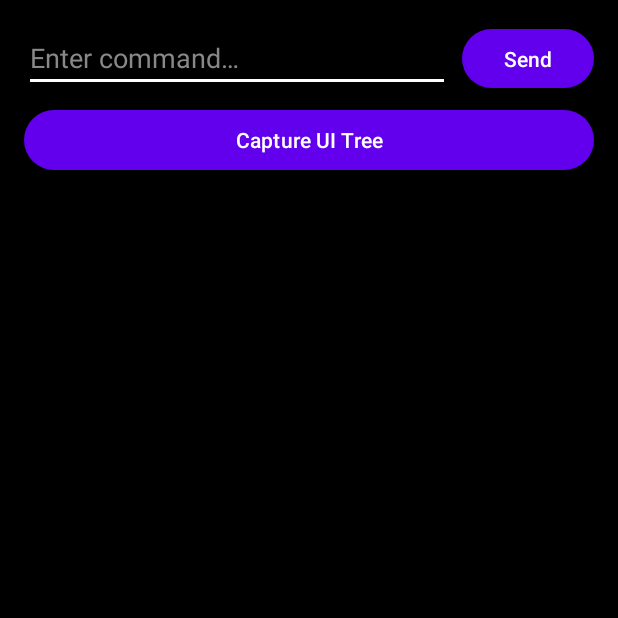
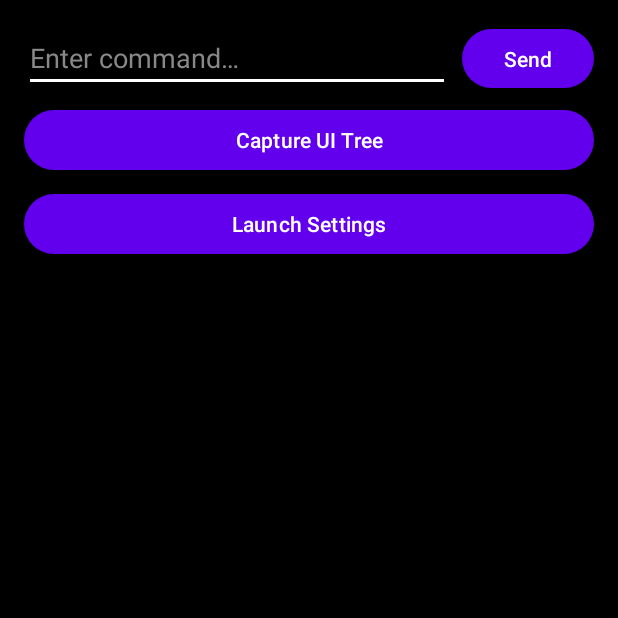
Before and after one commit to shekit/android-vox, an Android app: the screen it shows after launch (MainActivity), on a phone screen of 412 x 824 dp, the top half of it. Run offline under Robolectric (Android 15) with nearby library versions, the phone set to English and light mode, and no system bars.

Commit message:
P5.1: Launch app by package name
Added functionality to launch apps by package name using the accessibility service.
- Added launchApp() method to VoxAccessibilityService
- Added "Launch Settings" button to test UI
- Service can launch apps via PackageManager
- Verified Settings app launches successfully

Co-Authored-By: Claude Sonnet 4.5 <noreply@anthropic.com>

```diff
--- a/app/src/main/res/layout/activity_main.xml
+++ b/app/src/main/res/layout/activity_main.xml
@@ -41,11 +41,21 @@
         app:layout_constraintStart_toStartOf="parent"
         app:layout_constraintEnd_toEndOf="parent" />
 
+    <Button
+        android:id="@+id/buttonLaunchApp"
+        android:layout_width="0dp"
+        android:layout_height="wrap_content"
+        android:text="@string/button_launch_app"
+        android:layout_marginTop="8dp"
+        app:layout_constraintTop_toBottomOf="@id/buttonCapture"
+        app:layout_constraintStart_toStartOf="parent"
+        app:layout_constraintEnd_toEndOf="parent" />
+
     <ScrollView
         android:layout_width="0dp"
         android:layout_height="0dp"
         android:layout_marginTop="16dp"
-        app:layout_constraintTop_toBottomOf="@id/buttonCapture"
+        app:layout_constraintTop_toBottomOf="@id/buttonLaunchApp"
         app:layout_constraintBottom_toBottomOf="parent"
         app:layout_constraintStart_toStartOf="parent"
         app:layout_constraintEnd_toEndOf="parent">
--- a/app/src/main/res/values/strings.xml
+++ b/app/src/main/res/values/strings.xml
@@ -5,5 +5,6 @@
     <string name="hint_command">Enter command…</string>
     <string name="button_send">Send</string>
     <string name="button_capture">Capture UI Tree</string>
+    <string name="button_launch_app">Launch Settings</string>
     <string name="accessibility_service_description">Allows Vox to read and interact with app interfaces on your behalf.</string>
 </resources>
```
Also changed, not shown: app/src/main/java/com/vox/android/MainActivity.kt (+20 -0 lines), app/src/main/java/com/vox/android/VoxAccessibilityService.kt (+28 -0 lines), 1 other file.
